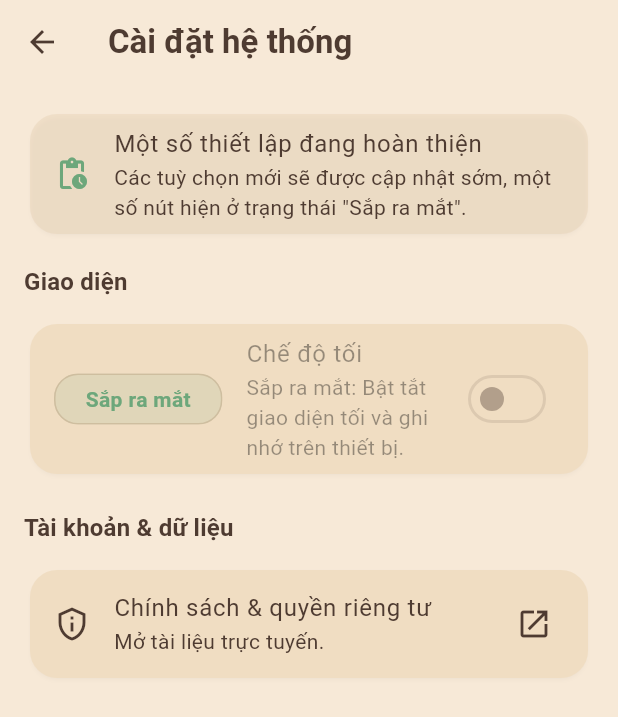
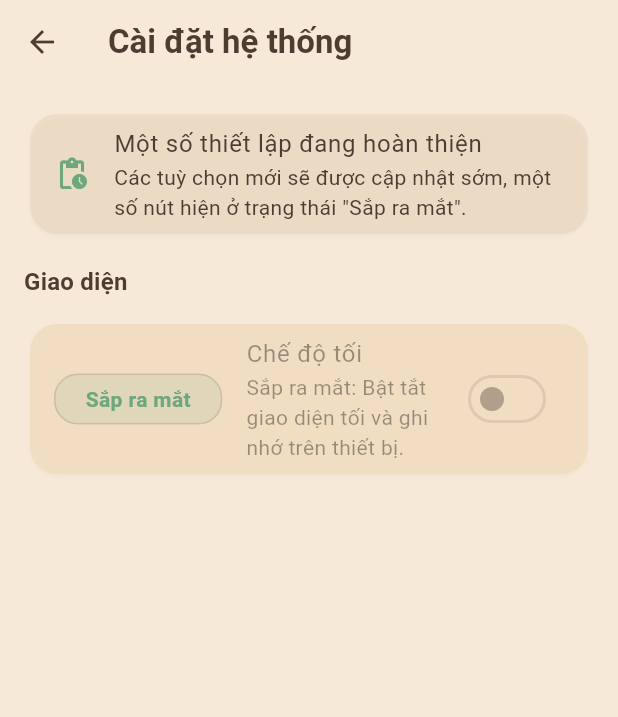
Before and after one commit to hieuhieu2202/learnchinesene, a Flutter app: the SettingsPage screen opened by its route, on a phone screen of 412 x 824 dp. Shown: the top 717 px of the screen. Run offline on Flutter 3.47's test engine with Material 3 defaults, Android fonts, the phone set to English and light mode, and no system bars; our stand-ins replace audioplayers, get, sqflite; accounts and stored records are empty.

Commit message:
Remove privacy link from settings

```diff
--- a/lib/features/system/presentation/pages/settings_page.dart
+++ b/lib/features/system/presentation/pages/settings_page.dart
@@ -1,15 +1,7 @@
 import 'package:flutter/material.dart';
-import 'package:url_launcher/url_launcher.dart';
 
 class SettingsPage extends StatelessWidget {
   const SettingsPage({super.key});
-
-  Future<void> _openPolicy() async {
-    final uri = Uri.parse('https://10.220.130.117/newweb/nvidia/rack/f16/3f/all/ft');
-    if (!await launchUrl(uri, mode: LaunchMode.externalApplication)) {
-      debugPrint('Could not launch policy URL');
-    }
-  }
 
   @override
   Widget build(BuildContext context) {
@@ -54,25 +46,6 @@ class SettingsPage extends StatelessWidget {
             ),
           ),
           const SizedBox(height: 20),
-          Text(
-            'Tài khoản & dữ liệu',
-            style: theme.textTheme.titleMedium?.copyWith(fontWeight: FontWeight.w700),
-          ),
-          const SizedBox(height: 12),
-          Card(
-            shape: RoundedRectangleBorder(borderRadius: BorderRadius.circular(18)),
-            child: Column(
-              children: [
-                ListTile(
-                  leading: const Icon(Icons.privacy_tip_outlined),
-                  title: const Text('Chính sách & quyền riêng tư'),
-                  subtitle: const Text('Mở tài liệu trực tuyến.'),
-                  trailing: const Icon(Icons.open_in_new),
-                  onTap: () => _openPolicy(),
-                ),
-              ],
-            ),
-          ),
         ],
       ),
     );
```
